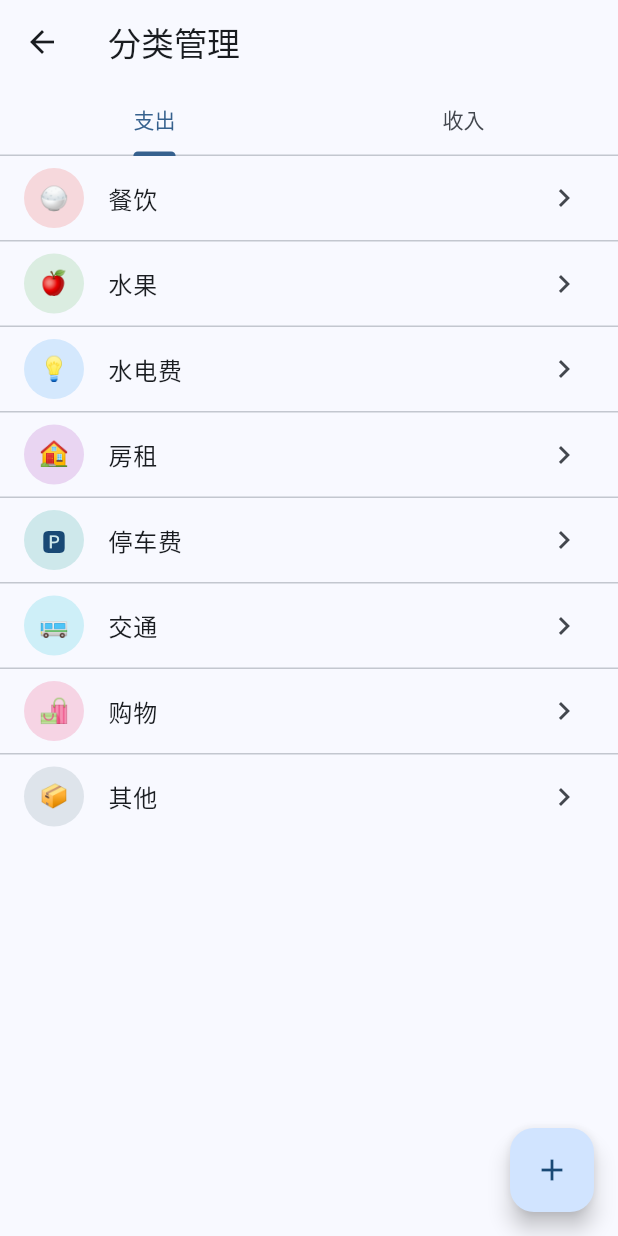
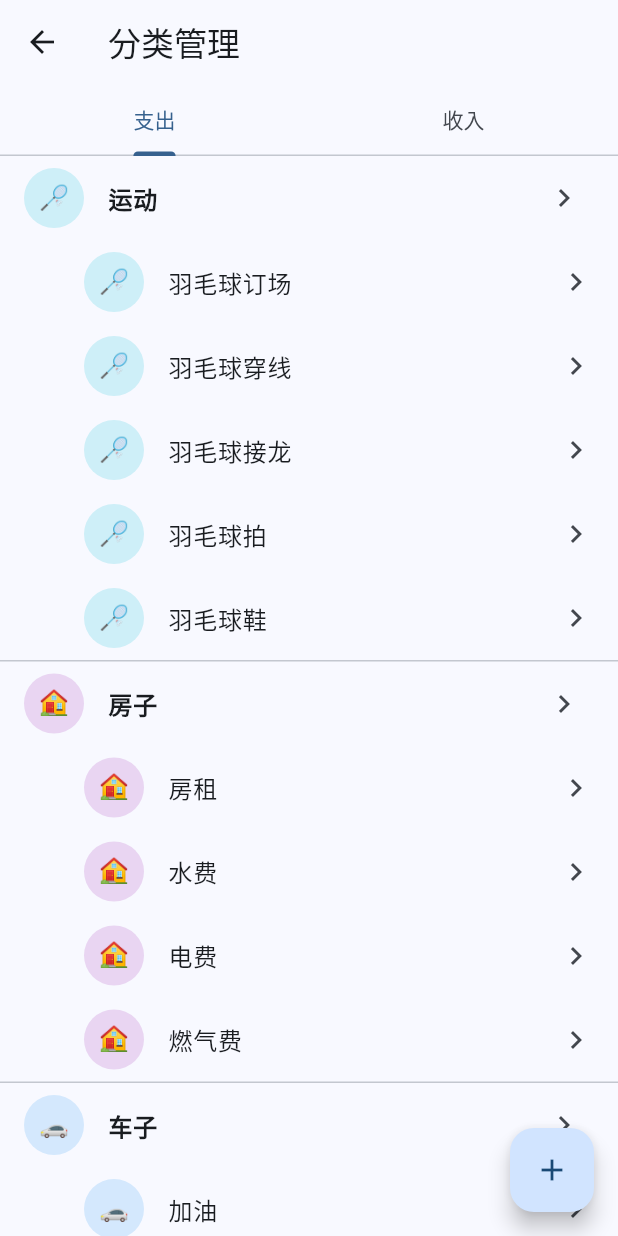
Before and after one commit to Panjihong123/ledger-app, a Flutter app: the screen it shows after launch, item 4 of the bottom bar chosen, after a tap on "分类管理", on a phone screen of 412 x 824 dp. Run offline on Flutter 3.47's test engine with Material 3 defaults, Android fonts, the phone set to English and light mode, and no system bars; our stand-ins replace fl_chart, sqflite; accounts and stored records are empty; statements that could not run were skipped.

Commit message:
feat: 分类两级结构+预置分类树+账单可删除+统计一级/二级

```diff
--- a/lib/db/database_helper.dart
+++ b/lib/db/database_helper.dart
@@ -16,7 +16,8 @@ class DatabaseHelper {
   Future<Database> _init() async {
     final dir = await getDatabasesPath();
     final path = join(dir, 'ledger.db');
-    return openDatabase(path, version: 1, onCreate: _onCreate);
+    return openDatabase(path,
+        version: 2, onCreate: _onCreate, onUpgrade: _onUpgrade);
   }
 
   Future<void> _onCreate(Database db, int version) async {
@@ -25,42 +26,112 @@ class DatabaseHelper {
     await db.execute(
         'CREATE TABLE accounts(id INTEGER PRIMARY KEY AUTOINCREMENT, name TEXT, type TEXT, initialBalance REAL)');
     await db.execute(
-        'CREATE TABLE categories(id INTEGER PRIMARY KEY AUTOINCREMENT, name TEXT, type TEXT, color INTEGER, icon TEXT)');
+        'CREATE TABLE categories(id INTEGER PRIMARY KEY AUTOINCREMENT, name TEXT, type TEXT, color INTEGER, icon TEXT, parentId INTEGER)');
     await db.execute(
         'CREATE TABLE transactions(id INTEGER PRIMARY KEY AUTOINCREMENT, ledgerId INTEGER, accountId INTEGER, categoryId INTEGER, type TEXT, amount REAL, date INTEGER, note TEXT)');
 
-    // 默认账本
     await db.insert('ledgers', {'name': '默认账本', 'isDefault': 1});
+    await _seedCategories(db);
+    await db.insert('accounts',
+        {'name': '现金', 'type': 'cash', 'initialBalance': 0});
+  }
 
-    // 默认支出分类
-    final expenses = [
-      ['餐饮', 0xFFEF5350, '🍚'],
-      ['水果', 0xFF66BB6A, '🍎'],
-      ['水电费', 0xFF42A5F5, '💡'],
-      ['房租', 0xFFAB47BC, '🏠'],
-      ['停车费', 0xFF26A69A, '🅿️'],
-      ['交通', 0xFF26C6DA, '🚌'],
-      ['购物', 0xFFEC407A, '🛍️'],
-      ['其他', 0xFF78909C, '📦'],
-    ];
-    // 默认收入分类
-    final incomes = [
-      ['工资', 0xFF42A5F5, '💰'],
-      ['兼职', 0xFF66BB6A, '🧰'],
-      ['红包', 0xFFEF5350, '🧧'],
-      ['其他', 0xFF78909C, '📦'],
-    ];
-    for (final e in expenses) {
-      await db.insert('categories',
-          {'name': e[0], 'type': 'expense', 'color': e[1], 'icon': e[2]});
+  Future<void> _onUpgrade(Database db, int oldVersion, int newVersion) async {
+    if (oldVersion < 2) {
+      await db.execute('ALTER TABLE categories ADD COLUMN parentId INTEGER');
+      // 用新的人群完整分类树替换旧的扁平默认分类
+      await db.delete('categories');
+      await _seedCategories(db);
     }
-    for (final e in incomes) {
-      await db.insert('categories',
-          {'name': e[0], 'type': 'income', 'color': e[1], 'icon': e[2]});
+  }
+
+  /// 预置支出/收入的两级分类
+  Future<void> _seedCategories(Database db) async {
+    // 支出分类树：一级 -> [二级...]
+    const expenseTree = {
+      '运动': [
+        '羽毛球订场', '羽毛球穿线', '羽毛球接龙', '羽毛球拍', '羽毛球鞋'
+      ],
+      '房子': ['房租', '水费', '电费', '燃气费'],
+      '车子': [
+        '加油', '停车', '租房停车月卡', '公司停车月卡', '保养', '玻璃水',
+        '保险', '违章'
+      ],
+      '伟': ['伟生活费'],
+      '餐饮': ['堂食', '外卖', '红妹外卖', '零食', '矿泉水', '水果'],
+      '减肥计划': ['减肥奖励'],
+      '电话费': ['182', '191', '网费'],
+      '数码产品': ['买手机', '买电脑'],
+      '日用': [
+        '洗发水', '沐浴露', '洗衣粉', '牙膏', '牙刷', '剃须刀', '身体乳',
+        '理发', '衣服', '鞋子', '袜子', '纸巾'
+      ],
+      '会员': ['哔哩哔哩', '优酷', '爱奇艺', '苹果音乐', '网易云音乐'],
+    };
+    const incomeTree = {
+      '工资': ['月度工资', '十三薪', '公积金', '年终奖', '劳务'],
+      '还钱': ['叶军', '红妹'],
+      '运动收入': ['订场A钱'],
+      '小额': ['微信红包', '评价返现', '番茄小说'],
+      '结息': ['朝朝宝', '微信零钱通', '公积金结息'],
+    };
+
+    const expIcons = {
+      '运动': '🏸', '房子': '🏠', '车子': '🚗', '伟': '🧑',
+      '餐饮': '🍚', '减肥计划': '🏃', '电话费': '📞',
+      '数码产品': '💻', '日用': '🧴', '会员': '🎬',
+    };
+    const incIcons = {
+      '工资': '💰', '还钱': '💸', '运动收入': '🏸',
+      '小额': '🧧', '结息': '📈',
+    };
+    const expColors = {
+      '运动': 0xFF26C6DA, '房子': 0xFFAB47BC, '车子': 0xFF42A5F5,
+      '伟': 0xFFEF5350, '餐饮': 0xFF66BB6A, '减肥计划': 0xFFEC407A,
+      '电话费': 0xFF26A69A, '数码产品': 0xFF78909C, '日用': 0xFF8D6E63,
+      '会员': 0xFF5C6BC0,
+    };
+    const incColors = {
+      '工资': 0xFF42A5F5, '还钱': 0xFFEF5350, '运动收入': 0xFF26C6DA,
+      '小额': 0xFFEC407A, '结息': 0xFF66BB6A,
+    };
+
+    for (final entry in expenseTree.entries) {
+      final topId = await db.insert('categories', {
+        'name': entry.key,
+        'type': 'expense',
+        'color': expColors[entry.key] ?? 0xFF9E9E9E,
+        'icon': expIcons[entry.key] ?? '📦',
+        'parentId': null,
+      });
+      for (final child in entry.value) {
+        await db.insert('categories', {
+          'name': child,
+          'type': 'expense',
+          'color': expColors[entry.key] ?? 0xFF9E9E9E,
+          'icon': expIcons[entry.key] ?? '📦',
+          'parentId': topId,
+        });
+      }
     }
-
-    // 默认现金账户
-    await db.insert('accounts', {'name': '现金', 'type': 'cash', 'initialBalance': 0});
+    for (final entry in incomeTree.entries) {
+      final topId = await db.insert('categories', {
+        'name': entry.key,
+        'type': 'income',
+        'color': incColors[entry.key] ?? 0xFF9E9E9E,
+        'icon': incIcons[entry.key] ?? '📦',
+        'parentId': null,
+      });
+      for (final child in entry.value) {
+        await db.insert('categories', {
+          'name': child,
+          'type': 'income',
+          'color': incColors[entry.key] ?? 0xFF9E9E9E,
+          'icon': incIcons[entry.key] ?? '📦',
+          'parentId': topId,
+        });
+      }
+    }
   }
 
   /* ---------------- 账本 ---------------- */
--- a/lib/models/category.dart
+++ b/lib/models/category.dart
@@ -4,6 +4,7 @@ class Category {
   String type; // expense / income
   int color; // 0xFF......
   String icon; // emoji
+  int? parentId; // 一级分类为 null，二级分类指向一级分类 id
 
   Category({
     this.id,
@@ -11,6 +12,7 @@ class Category {
     required this.type,
     this.color = 0xFF9E9E9E,
     this.icon = '📦',
+    this.parentId,
   });
 
   Map<String, Object?> toMap() => {
@@ -19,6 +21,7 @@ class Category {
         'type': type,
         'color': color,
         'icon': icon,
+        'parentId': parentId,
       };
 
   factory Category.fromMap(Map<String, Object?> m) => Category(
@@ -27,5 +30,6 @@ class Category {
         type: m['type'] as String,
         color: m['color'] as int,
         icon: m['icon'] as String,
+        parentId: m['parentId'] as int?,
       );
 }
--- a/lib/providers/app_provider.dart
+++ b/lib/providers/app_provider.dart
@@ -16,10 +16,17 @@ class AppProvider extends ChangeNotifier {
   bool _ready = false;
 
   bool get isReady => _ready;
+  /// 二级分类（记账时实际可选的）
   List<Category> get expenseCategories =>
-      categories.where((c) => c.type == 'expense').toList();
+      categories.where((c) => c.type == 'expense' && c.parentId != null).toList();
   List<Category> get incomeCategories =>
-      categories.where((c) => c.type == 'income').toList();
+      categories.where((c) => c.type == 'income' && c.parentId != null).toList();
+  /// 一级分类（树的根节点）
+  List<Category> topCategories(String type) =>
+      categories.where((c) => c.type == type && c.parentId == null).toList();
+  /// 某一级分类下的二级分类
+  List<Category> subCategories(int parentId) =>
+      categories.where((c) => c.parentId == parentId).toList();
 
   Future<void> init() async {
     ledgers = await _db.getLedgers();
@@ -117,6 +124,12 @@ class AppProvider extends ChangeNotifier {
 
   Future<bool> deleteCategory(int id) async {
     if (await _db.countTxnByCategory(id) > 0) return false; // 有交易不可删
+    final cat =
+        categories.firstWhere((c) => c.id == id, orElse: () => categories.first);
+    if (cat.parentId == null &&
+        categories.any((c) => c.parentId == id)) {
+      return false; // 一级分类下有二级分类，先删子分类
+    }
     await _db.deleteCategory(id);
     categories.removeWhere((x) => x.id == id);
     notifyListeners();
@@ -161,18 +174,27 @@ class AppProvider extends ChangeNotifier {
   }
 
   /// 按分类聚合（type: expense/income；from/to 为毫秒区间）
+  /// [byTop] 为 true 时归并到一级分类
   Future<List<CategoryStat>> statsByCategory(
-      String type, int from, int to) async {
+      String type, int from, int to,
+      {bool byTop = false}) async {
     final txs =
         await _db.getTransactionsRange(currentLedgerId, from, to, type);
     final map = <int, double>{};
     for (final t in txs) {
-      map[t.categoryId] = (map[t.categoryId] ?? 0) + t.amount;
+      int key = t.categoryId;
+      if (byTop) {
+        final cat = categories.firstWhere((c) => c.id == t.categoryId,
+            orElse: () => Category(id: t.categoryId, name: '未分类', type: type));
+        if (cat.parentId != null) key = cat.parentId!;
+      }
+      map[key] = (map[key] ?? 0) + t.amount;
     }
     final list = <CategoryStat>[];
     map.forEach((cid, sum) {
       final cat = categories.firstWhere((c) => c.id == cid,
-          orElse: () => Category(id: cid, name: '未分类', type: type));
+          orElse: () => Category(
+              id: cid, name: '未分类', type: type, color: 0xFF9E9E9E, icon: '📦'));
       list.add(CategoryStat(cat, sum));
     });
     list.sort((a, b) => b.sum.compareTo(a.sum));
--- a/lib/screens/categories_page.dart
+++ b/lib/screens/categories_page.dart
@@ -55,30 +55,50 @@ class _CategoriesPageState extends State<CategoriesPage>
       body: TabBarView(
         controller: _tabController,
         children: [
-          _CategoryList(list: p.expenseCategories),
-          _CategoryList(list: p.incomeCategories),
+          _CategoryTree(p: p, type: 'expense'),
+          _CategoryTree(p: p, type: 'income'),
         ],
       ),
     );
   }
 }
 
-class _CategoryList extends StatelessWidget {
-  final List<Category> list;
-  const _CategoryList({required this.list});
+class _CategoryTree extends StatelessWidget {
+  final AppProvider p;
+  final String type;
+  const _CategoryTree({required this.p, required this.type});
 
   @override
   Widget build(BuildContext context) {
-    final p = Provider.of<AppProvider>(context, listen: false);
-    if (list.isEmpty) {
+    final tops = p.topCategories(type);
+    if (tops.isEmpty) {
       return const Center(child: Text('暂无分类，点击 + 添加'));
     }
     return ListView.separated(
-      itemCount: list.length,
+      itemCount: tops.length,
       separatorBuilder: (_, __) => const Divider(height: 1),
       itemBuilder: (_, i) {
-        final c = list[i];
-        return ListTile(
+        final top = tops[i];
+        final children = p.subCategories(top.id!);
+        return Column(
+          crossAxisAlignment: CrossAxisAlignment.start,
+          children: [
+            ListTile(
+              leading: CircleAvatar(
+                  backgroundColor: Color(top.color).withOpacity(0.2),
+                  child: Text(top.icon)),
+              title: Text(top.name,
+                  style: const TextStyle(fontWeight: FontWeight.bold)),
+              trailing: const Icon(Icons.chevron_right),
+              onTap: () => Navigator.push(
+                context,
+                MaterialPageRoute(builder: (_) => CategoryEditPage(category: top)),
+              ),
+              onLongPress: () => _delete(context, top),
+            ),
+            ...children.map((c) => ListTile(
+                  contentPadding:
+                      const EdgeInsets.only(left: 56, right: 16, top: 0, bottom: 0),
                   leading: CircleAvatar(
                       backgroundColor: Color(c.color).withOpacity(0.2),
                       child: Text(c.icon)),
@@ -86,17 +106,25 @@ class _CategoryList extends StatelessWidget {
                   trailing: const Icon(Icons.chevron_right),
                   onTap: () => Navigator.push(
                     context,
-            MaterialPageRoute(builder: (_) => CategoryEditPage(category: c)),
+                    MaterialPageRoute(
+                        builder: (_) => CategoryEditPage(category: c)),
                   ),
-          onLongPress: () async {
-            final ok = await p.deleteCategory(c.id!);
-            if (!ok && context.mounted) {
-              ScaffoldMessenger.of(context).showSnackBar(
-                  const SnackBar(content: Text('该分类已有交易记录，无法删除')));
-            }
-          },
+                  onLongPress: () => _delete(context, c),
+                )),
+          ],
         );
       },
     );
   }
+
+  void _delete(BuildContext context, Category c) async {
+    final ok = await p.deleteCategory(c.id!);
+    if (!ok && context.mounted) {
+      final hasChild = c.parentId == null && p.subCategories(c.id!).isNotEmpty;
+      ScaffoldMessenger.of(context).showSnackBar(SnackBar(
+          content: Text(hasChild
+              ? '请先删除该分类下的二级分类'
+              : '该分类已有交易记录，无法删除')));
     }
+  }
+}
```
Also changed, not shown: lib/screens/category_edit_page.dart (+20 -1 lines), lib/screens/home_page.dart (+100 -30 lines), lib/screens/statistics_page.dart (+12 -1 lines). Lines whose indentation alone changed are shown as unchanged.
